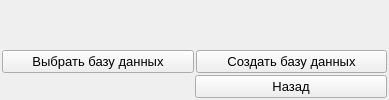
Before: the Qt Designer form code/formforoptionsdatabase.ui in Alex-Sidorov/SEFOLL, drawn with Qt 5.
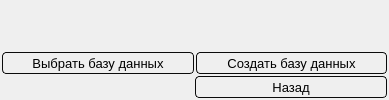
After: the same form once the commit is applied.

The edit to the form file:
```diff
--- a/code/formforoptionsdatabase.ui
+++ b/code/formforoptionsdatabase.ui
@@ -45,6 +45,22 @@
          <pointsize>10</pointsize>
         </font>
        </property>
+       <property name="styleSheet">
+        <string notr="true">QPushButton
+{ 
+border-radius : 4px;
+border: 1px solid;
+border-color: rgb(11, 11, 11);
+height:20;
+width:100;
+background-color: qlineargradient(x1: 0, y1: 0, x2: 0, y2: 1,
+                                      stop: 0 #dadbde, stop: 1 #f6f7fa);
+}
+QPushButton::pressed {
+    background-color:qlineargradient(x1: 0, y1: 0, x2: 0, y2: 1,
+                                      stop: 0 rgb(251, 252, 255), stop: 1 #f6f7fa);
+}</string>
+       </property>
        <property name="text">
         <string>Выбрать базу данных</string>
        </property>
@@ -57,6 +73,22 @@
          <pointsize>10</pointsize>
         </font>
        </property>
+       <property name="styleSheet">
+        <string notr="true">QPushButton
+{ 
+border-radius : 4px;
+border: 1px solid;
+border-color: rgb(11, 11, 11);
+height:20;
+width:100;
+background-color: qlineargradient(x1: 0, y1: 0, x2: 0, y2: 1,
+                                      stop: 0 #dadbde, stop: 1 #f6f7fa);
+}
+QPushButton::pressed {
+    background-color:qlineargradient(x1: 0, y1: 0, x2: 0, y2: 1,
+                                      stop: 0 rgb(251, 252, 255), stop: 1 #f6f7fa);
+}</string>
+       </property>
        <property name="text">
         <string>Создать базу данных</string>
        </property>
@@ -107,6 +139,22 @@
          <pointsize>10</pointsize>
         </font>
        </property>
+       <property name="styleSheet">
+        <string notr="true">QPushButton
+{ 
+border-radius : 4px;
+border: 1px solid;
+border-color: rgb(11, 11, 11);
+height:20;
+width:100;
+background-color: qlineargradient(x1: 0, y1: 0, x2: 0, y2: 1,
+                                      stop: 0 #dadbde, stop: 1 #f6f7fa);
+}
+QPushButton::pressed {
+    background-color:qlineargradient(x1: 0, y1: 0, x2: 0, y2: 1,
+                                      stop: 0 rgb(251, 252, 255), stop: 1 #f6f7fa);
+}</string>
+       </property>
        <property name="text">
         <string>Назад</string>
        </property>
```
